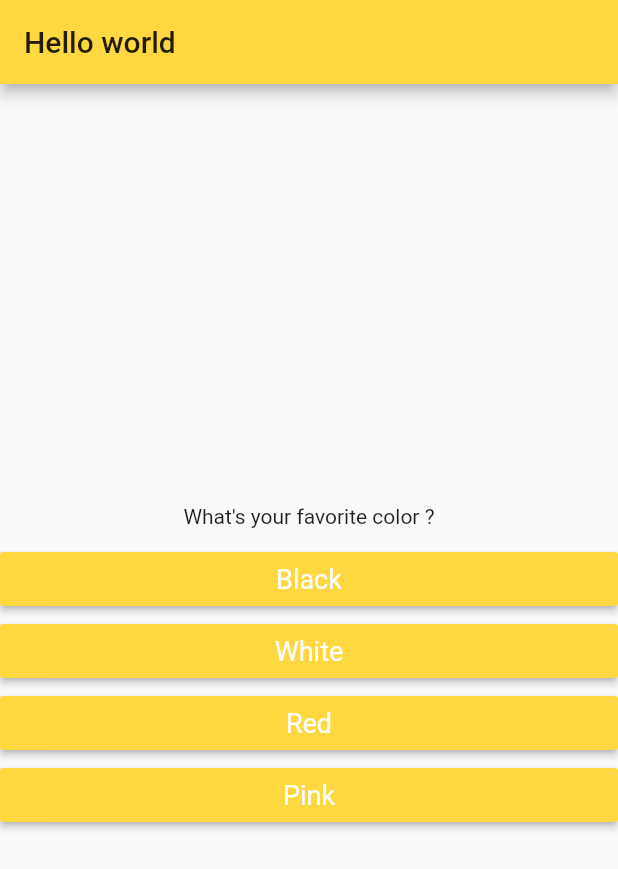
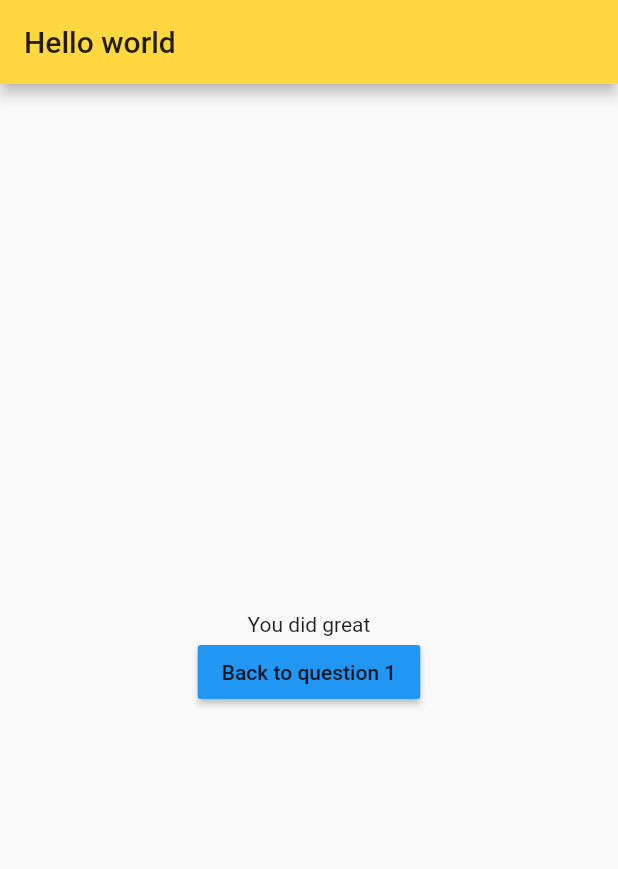
Before and after one commit to yuchehsieh/flutter_quiz_app, a Flutter app: the screen it shows after launch, after a tap on "Black", after a tap on "Dog", on a phone screen of 412 x 824 dp. Shown: the top 869 px of the screen. Run offline on Flutter 3.47's test engine with Material 2 defaults, Android fonts, the phone set to English and light mode, and no system bars.

Commit message:
learn: ternary expression in dart

```diff
--- a/lib/main.dart
+++ b/lib/main.dart
@@ -21,7 +21,7 @@ class MyApp extends StatefulWidget {
 class _MyAppState extends State<MyApp> {
   int questionIndex = 0;
 
-  final List<Map> questionsWithAnswers = [
+  final List<Map> questionsWithAnswers = const [
     {
       'questionText': 'What\'s your favorite color ?',
       'answers': ['Black', 'White', 'Red', 'Pink']
@@ -33,15 +33,15 @@ class _MyAppState extends State<MyApp> {
   ];
 
   onChangedBtnPress() {
-    if (questionIndex == questionsWithAnswers.length - 1) {
-      setState(() {
-        questionIndex = 0;
-      });
-    } else {
     setState(() {
       questionIndex = questionIndex + 1;
     });
   }
+
+  onResetIndex() {
+    setState(() {
+      questionIndex = 0;
+    });
   }
 
   @override
@@ -52,7 +52,8 @@ class _MyAppState extends State<MyApp> {
         home: Scaffold(
             appBar: AppBar(title: Text('Hello world')),
             body: Center(
-            child: Column(
+                child: (questionIndex < questionsWithAnswers.length)
+                    ? Column(
                         mainAxisAlignment: MainAxisAlignment.center,
                         children: <Widget>[
                           Question(
@@ -72,9 +73,20 @@ class _MyAppState extends State<MyApp> {
                         // so add the spread operator in front of the answer<List>
                         // It's pull the item in the answer<List> out and add to the
                         // Column( children: <Widget>[ .... ] );
+                      )
+                    : Column(
+                        mainAxisAlignment: MainAxisAlignment.center,
+                        children: <Widget>[
+                          Text(
+                            'You did great',
+                            textAlign: TextAlign.center,
                           ),
-          ),
-        ));
+                          RaisedButton(
+                              onPressed: onResetIndex,
+                              color: Theme.of(context).primaryColor,
+                              child: Text('Back to question 1'))
+                        ],
+                      ))));
   }
 }
 
```
Lines whose indentation alone changed are shown as unchanged.
